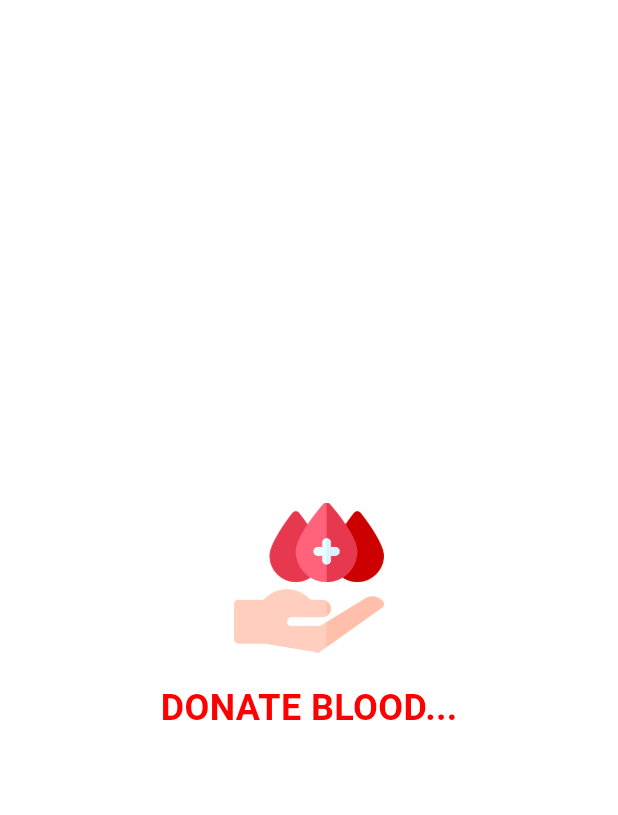
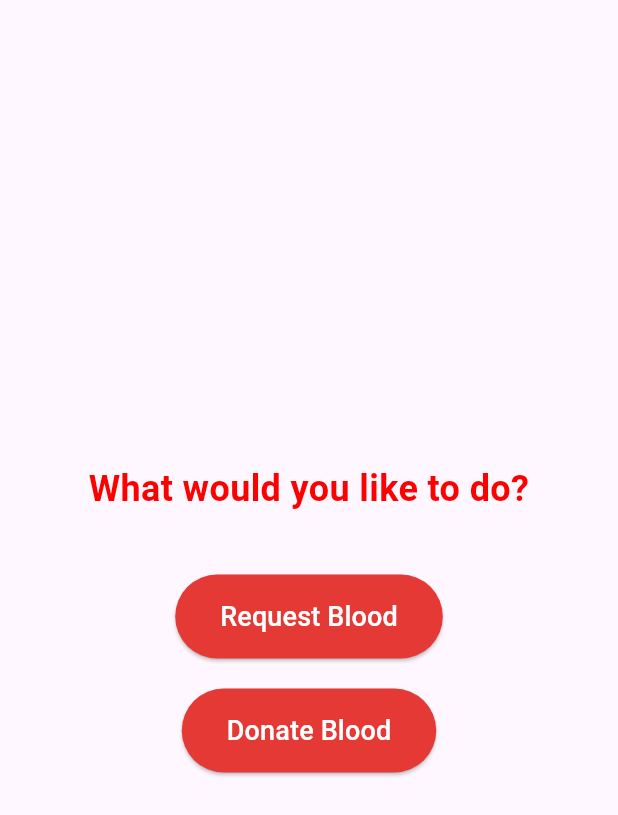
Before and after one commit to ADHARSH45/blood_donation_app-using-flutter, a Flutter app: the screen it shows after launch, on a phone screen of 412 x 824 dp. Shown: the top 815 px of the screen. Run offline on Flutter 3.47's test engine with Material 3 defaults, Android fonts, the phone set to English and light mode, and no system bars.

Commit message:
new selection screen added

```diff
--- a/lib/main.dart
+++ b/lib/main.dart
@@ -1,4 +1,5 @@
 import 'package:donate_blood/home.dart';
+import 'package:donate_blood/selectscreen.dart';
 import 'package:donate_blood/splash.dart';
 import 'package:flutter/material.dart';
 
--- /dev/null
+++ b/lib/selectscreen.dart
@@ -0,0 +1,98 @@
+import 'package:flutter/material.dart';
+
+class SelectionScreen extends StatelessWidget {
+  @override
+  Widget build(BuildContext context) {
+    return Scaffold(
+      body: Center(
+        child: Container(
+          // padding: EdgeInsets.all(8),
+
+          child: Column(
+            mainAxisAlignment: MainAxisAlignment.center,
+            children: [
+              Text(
+                'What would you like to do?',
+                style: TextStyle(
+                  fontSize: 24,
+                  fontWeight: FontWeight.bold,
+                  color: const Color.fromARGB(255, 253, 0, 0),
+                ),
+                textAlign: TextAlign.center,
+              ),
+              SizedBox(height: 40),
+              ElevatedButton(
+                onPressed: () {
+                  // Navigate to Request Blood Screen
+                  Navigator.push(
+                    context,
+                    MaterialPageRoute(
+                        builder: (context) => RequestBloodScreen()),
+                  );
+                },
+                style: ElevatedButton.styleFrom(
+                  backgroundColor: Colors.red.shade600,
+                  padding: EdgeInsets.symmetric(vertical: 15, horizontal: 30),
+                  shape: RoundedRectangleBorder(
+                    borderRadius: BorderRadius.circular(30),
+                  ),
+                ),
+                child: Text(
+                  'Request Blood',
+                  style: TextStyle(fontSize: 18, color: Colors.white),
+                ),
+              ),
+              SizedBox(height: 20),
+              ElevatedButton(
+                onPressed: () {
+                  // Navigate to Donate Blood Screen
+                  Navigator.push(
+                    context,
+                    MaterialPageRoute(
+                        builder: (context) => DonateBloodScreen()),
+                  );
+                },
+                style: ElevatedButton.styleFrom(
+                  backgroundColor: Colors.red.shade600,
+                  padding: EdgeInsets.symmetric(vertical: 15, horizontal: 30),
+                  shape: RoundedRectangleBorder(
+                    borderRadius: BorderRadius.circular(30),
+                  ),
+                ),
+                child: Text(
+                  'Donate Blood',
+                  style: TextStyle(fontSize: 18, color: Colors.white),
+                ),
+              ),
+            ],
+          ),
+        ),
+      ),
+    );
+  }
+}
+
+// Dummy screens for Request Blood and Donate Blood
+class RequestBloodScreen extends StatelessWidget {
+  @override
+  Widget build(BuildContext context) {
+    return Scaffold(
+      appBar: AppBar(title: Text('Request Blood')),
+      body: Center(
+        child: Text('Request Blood Screen'),
+      ),
+    );
+  }
+}
+
+class DonateBloodScreen extends StatelessWidget {
+  @override
+  Widget build(BuildContext context) {
+    return Scaffold(
+      appBar: AppBar(title: Text('Donate Blood')),
+      body: Center(
+        child: Text('Donate Blood Screen'),
+      ),
+    );
+  }
+}
```
Also changed, not shown: lib/splash.dart (+7 -0 lines).
